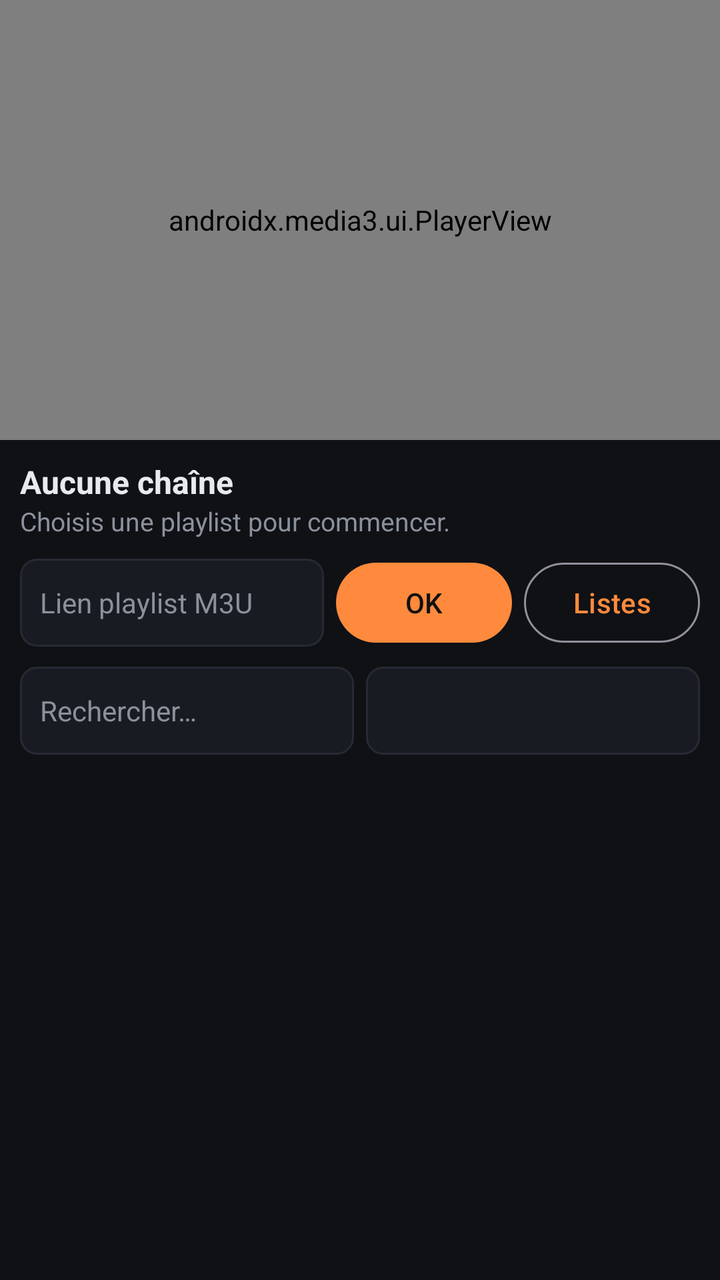
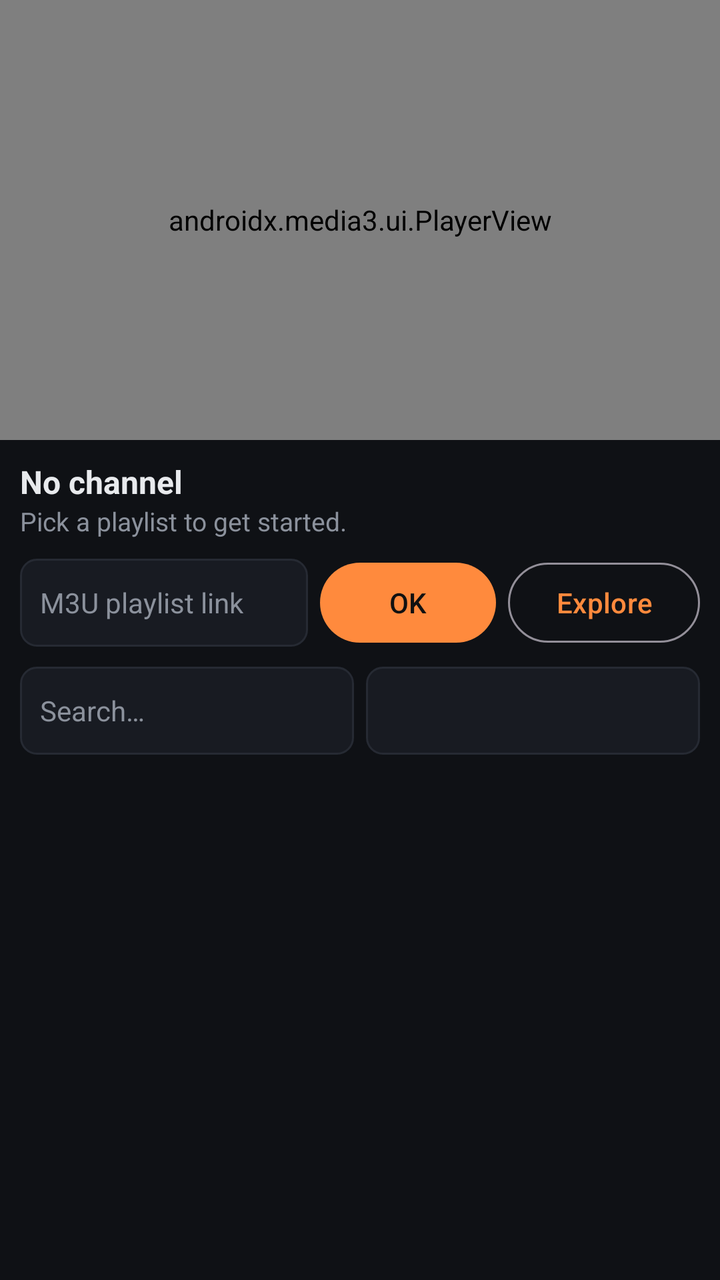

Before-and-after screenshots of an Android layout around one commit, followed by the original layout XML and the change that was made.
<!-- AndroidManifest.xml: application theme Theme.Iptv -->
<!-- res/layout/activity_main.xml -->
<?xml version="1.0" encoding="utf-8"?>
<LinearLayout xmlns:android="http://schemas.android.com/apk/res/android"
    xmlns:app="http://schemas.android.com/apk/res-auto"
    android:id="@+id/root"
    android:layout_width="match_parent"
    android:layout_height="match_parent"
    android:orientation="vertical"
    android:background="@color/bg">

    <androidx.media3.ui.PlayerView
        android:id="@+id/player"
        android:layout_width="match_parent"
        android:layout_height="220dp"
        android:background="#000000"
        app:show_buffering="when_playing"
        app:use_controller="true" />

    <LinearLayout
        android:id="@+id/controls"
        android:layout_width="match_parent"
        android:layout_height="0dp"
        android:layout_weight="1"
        android:orientation="vertical"
        android:padding="10dp">

        <TextView
            android:id="@+id/nowPlaying"
            android:layout_width="match_parent"
            android:layout_height="wrap_content"
            android:text="Aucune chaîne"
            android:textColor="@color/text"
            android:textSize="16sp"
            android:textStyle="bold" />

        <TextView
            android:id="@+id/status"
            android:layout_width="match_parent"
            android:layout_height="wrap_content"
            android:layout_marginBottom="8dp"
            android:text="Choisis une playlist pour commencer."
            android:textColor="@color/muted"
            android:textSize="13sp" />

        <LinearLayout
            android:layout_width="match_parent"
            android:layout_height="wrap_content"
            android:orientation="horizontal">

            <EditText
                android:id="@+id/urlInput"
                android:layout_width="0dp"
                android:layout_height="44dp"
                android:layout_weight="1"
                android:background="@drawable/field_bg"
                android:hint="Lien playlist M3U"
                android:imeOptions="actionGo"
                android:inputType="textUri"
                android:paddingHorizontal="10dp"
                android:singleLine="true"
                android:textColor="@color/text"
                android:textColorHint="@color/muted"
                android:textSize="14sp" />

            <Button
                android:id="@+id/loadBtn"
                android:layout_width="wrap_content"
                android:layout_height="48dp"
                android:layout_marginStart="6dp"
                android:text="OK" />

            <Button
                android:id="@+id/presetsBtn"
                style="@style/Widget.Material3.Button.OutlinedButton"
                android:layout_width="wrap_content"
                android:layout_height="48dp"
                android:layout_marginStart="6dp"
                android:text="Listes" />
        </LinearLayout>

        <LinearLayout
            android:layout_width="match_parent"
            android:layout_height="wrap_content"
            android:layout_marginTop="8dp"
            android:orientation="horizontal">

            <EditText
                android:id="@+id/search"
                android:layout_width="0dp"
                android:layout_height="44dp"
                android:layout_weight="1"
                android:background="@drawable/field_bg"
                android:hint="Rechercher…"
                android:inputType="text"
                android:paddingHorizontal="10dp"
                android:singleLine="true"
                android:textColor="@color/text"
                android:textColorHint="@color/muted"
                android:textSize="14sp" />

            <Spinner
                android:id="@+id/groupSpinner"
                android:layout_width="0dp"
                android:layout_height="44dp"
                android:layout_marginStart="6dp"
                android:layout_weight="1"
                android:background="@drawable/field_bg" />
        </LinearLayout>

        <androidx.recyclerview.widget.RecyclerView
            android:id="@+id/list"
            android:layout_width="match_parent"
            android:layout_height="0dp"
            android:layout_marginTop="8dp"
            android:layout_weight="1" />
    </LinearLayout>
</LinearLayout>
<!-- resources referenced by this layout -->
<resources>
  <color name="bg">#0F1115</color>
  <color name="muted">#8B919C</color>
  <color name="text">#E8EAED</color>
  <!-- drawable field_bg (drawable) -->
  <shape xmlns:android="http://schemas.android.com/apk/res/android">
      <solid android:color="#181B22" />
      <stroke android:width="1dp" android:color="#262A33" />
      <corners android:radius="8dp" />
  </shape>
  <style name="Theme.Iptv" parent="Theme.Material3.Dark.NoActionBar">
          <item name="colorPrimary">@color/accent</item>
          <item name="colorOnPrimary">#111111</item>
          <item name="android:windowBackground">@color/bg</item>
          <item name="android:statusBarColor">@color/bg</item>
          <item name="android:navigationBarColor">@color/bg</item>
      </style>
  <color name="accent">#FF8A3D</color>
</resources>

<!-- the commit's change to res/layout/activity_main.xml (unified diff, before → after) -->
@@ -27,7 +27,7 @@
             android:id="@+id/nowPlaying"
             android:layout_width="match_parent"
             android:layout_height="wrap_content"
-            android:text="Aucune chaîne"
+            android:text="@string/no_channel"
             android:textColor="@color/text"
             android:textSize="16sp"
             android:textStyle="bold" />
@@ -37,7 +37,7 @@
             android:layout_width="match_parent"
             android:layout_height="wrap_content"
             android:layout_marginBottom="8dp"
-            android:text="Choisis une playlist pour commencer."
+            android:text="@string/start_hint"
             android:textColor="@color/muted"
             android:textSize="13sp" />
 
@@ -52,7 +52,7 @@
                 android:layout_height="44dp"
                 android:layout_weight="1"
                 android:background="@drawable/field_bg"
-                android:hint="Lien playlist M3U"
+                android:hint="@string/url_hint"
                 android:imeOptions="actionGo"
                 android:inputType="textUri"
                 android:paddingHorizontal="10dp"
@@ -66,7 +66,7 @@
                 android:layout_width="wrap_content"
                 android:layout_height="48dp"
                 android:layout_marginStart="6dp"
-                android:text="OK" />
+                android:text="@string/ok" />
 
             <Button
                 android:id="@+id/presetsBtn"
@@ -74,7 +74,7 @@
                 android:layout_width="wrap_content"
                 android:layout_height="48dp"
                 android:layout_marginStart="6dp"
-                android:text="Listes" />
+                android:text="@string/explore" />
         </LinearLayout>
 
         <LinearLayout
@@ -89,7 +89,7 @@
                 android:layout_height="44dp"
                 android:layout_weight="1"
                 android:background="@drawable/field_bg"
-                android:hint="Rechercher…"
+                android:hint="@string/search_hint"
                 android:inputType="text"
                 android:paddingHorizontal="10dp"
                 android:singleLine="true"
<!-- resource entries referenced after the edit -->
@@ -9,6 +9,12 @@
       <stroke android:width="1dp" android:color="#262A33" />
       <corners android:radius="8dp" />
   </shape>
+  <string name="explore">Explore</string>
+  <string name="no_channel">No channel</string>
+  <string name="ok">OK</string>
+  <string name="search_hint">Search…</string>
+  <string name="start_hint">Pick a playlist to get started.</string>
+  <string name="url_hint">M3U playlist link</string>
   <style name="Theme.Iptv" parent="Theme.Material3.Dark.NoActionBar">
           <item name="colorPrimary">@color/accent</item>
           <item name="colorOnPrimary">#111111</item>
